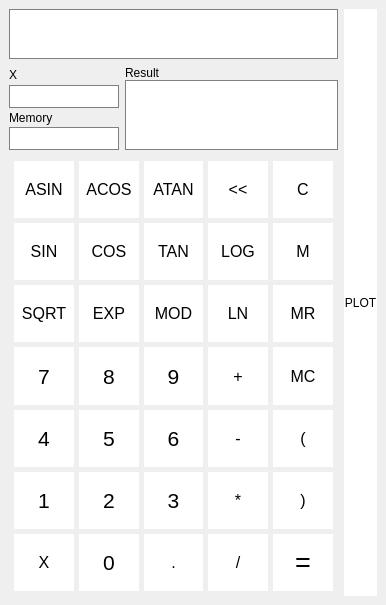
Old version of the form gui/mainwindow.ui in the repository lmsnsk/exchange_3.
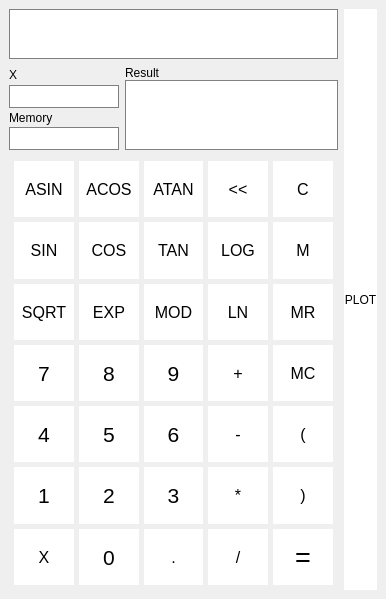
New version of the form.

Diff of the .ui file:
```diff
--- a/gui/mainwindow.ui
+++ b/gui/mainwindow.ui
@@ -7,19 +7,13 @@
     <x>0</x>
     <y>0</y>
     <width>386</width>
-    <height>605</height>
+    <height>599</height>
    </rect>
   </property>
-  <property name="sizePolicy">
-   <sizepolicy hsizetype="Preferred" vsizetype="Fixed">
-    <horstretch>0</horstretch>
-    <verstretch>0</verstretch>
-   </sizepolicy>
-  </property>
   <property name="minimumSize">
    <size>
     <width>386</width>
-    <height>0</height>
+    <height>550</height>
    </size>
   </property>
   <property name="windowTitle">
```
